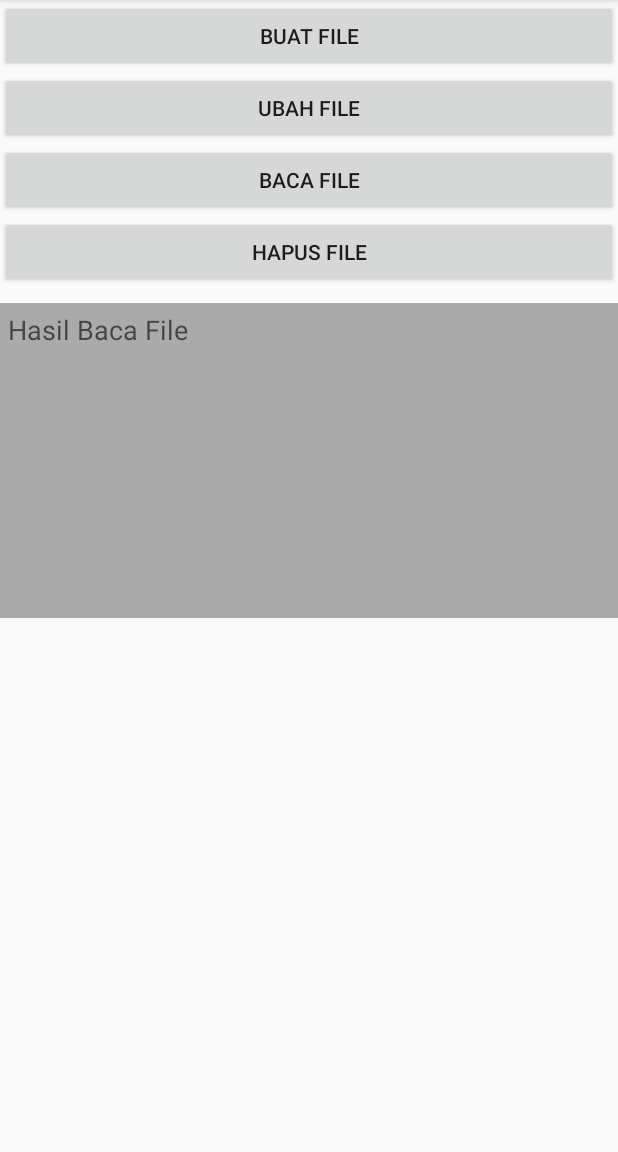
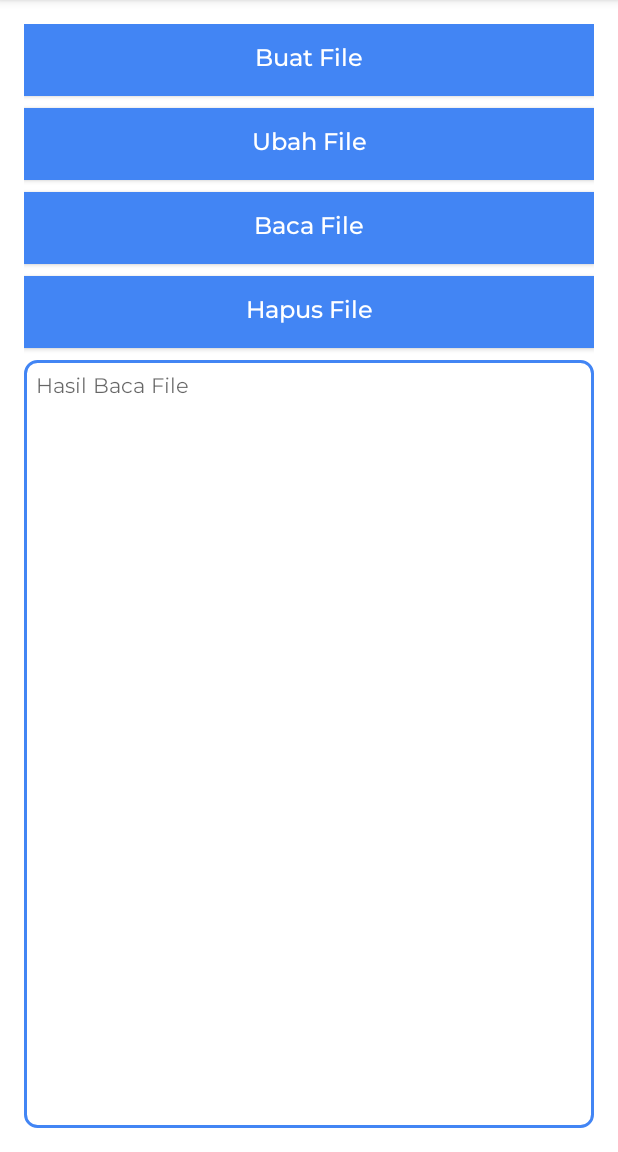
Before and after one commit to ZephyrInMyMind1/TaAndroid, an Android app: the InternalExternalActivity screen opened directly, with no data from a screen before it, on a phone screen of 412 x 824 dp, the part 84-1236 px from its top. Run offline under Robolectric (Android 15) with nearby library versions, the phone set to English and light mode, and no system bars.

Commit message:
mengubah sqllite dan file

```diff
--- /dev/null
+++ b/app/src/main/res/drawable/button_disabled.xml
@@ -0,0 +1,4 @@
+<shape xmlns:android="http://schemas.android.com/apk/res/android">
+    <solid android:color="#BDBDBD" />
+    <corners android:radius="8dp" />
+</shape>
--- /dev/null
+++ b/app/src/main/res/drawable/button_normal.xml
@@ -0,0 +1,4 @@
+<shape xmlns:android="http://schemas.android.com/apk/res/android">
+    <solid android:color="#4285F4" />
+    <corners android:radius="8dp" />
+</shape>
--- /dev/null
+++ b/app/src/main/res/drawable/button_pressed.xml
@@ -0,0 +1,4 @@
+<shape xmlns:android="http://schemas.android.com/apk/res/android">
+    <solid android:color="#375CA6" />
+    <corners android:radius="8dp" />
+</shape>
--- /dev/null
+++ b/app/src/main/res/drawable/edittext_bg.xml
@@ -0,0 +1,7 @@
+<shape xmlns:android="http://schemas.android.com/apk/res/android">
+    <solid android:color="@android:color/white" />
+    <corners android:radius="8dp" />
+    <stroke
+        android:width="2dp"
+        android:color="@color/google_blue" />
+</shape>
--- a/app/src/main/res/layout/activity_internal_external.xml
+++ b/app/src/main/res/layout/activity_internal_external.xml
@@ -1,46 +1,79 @@
 <?xml version="1.0" encoding="utf-8"?>
-<LinearLayout xmlns:android="http://schemas.android.com/apk/res/android"
-    xmlns:app="http://schemas.android.com/apk/res-auto"
+<LinearLayout
+    xmlns:android="http://schemas.android.com/apk/res/android"
     xmlns:tools="http://schemas.android.com/tools"
     android:layout_width="match_parent"
     android:layout_height="match_parent"
     android:orientation="vertical"
+    android:padding="16dp"
+    android:background="@android:color/background_light"
     tools:context=".InternalExternalActivity">
 
     <Button
         android:id="@+id/btnBuatFile"
         android:layout_width="match_parent"
         android:layout_height="wrap_content"
-        android:text="Buat File"/>
+        android:layout_marginBottom="8dp"
+        android:background="@color/google_blue"
+        android:elevation="4dp"
+        android:fontFamily="@font/montserrat_medium"
+        android:text="Buat File"
+        android:textAllCaps="false"
+        android:textColor="@android:color/white"
+        android:textSize="16sp" />
 
     <Button
         android:id="@+id/btnUbahFile"
         android:layout_width="match_parent"
         android:layout_height="wrap_content"
-        android:text="Ubah File"/>
+        android:layout_marginBottom="8dp"
+        android:background="@color/google_blue"
+        android:elevation="4dp"
+        android:fontFamily="@font/montserrat_medium"
+        android:text="Ubah File"
+        android:textAllCaps="false"
+        android:textColor="@android:color/white"
+        android:textSize="16sp" />
 
     <Button
         android:id="@+id/btnBacaFile"
         android:layout_width="match_parent"
         android:layout_height="wrap_content"
-        android:text="Baca File"/>
+        android:layout_marginBottom="8dp"
+        android:background="@color/google_blue"
+        android:elevation="4dp"
+        android:fontFamily="@font/montserrat_medium"
+        android:text="Baca File"
+        android:textAllCaps="false"
+        android:textColor="@android:color/white"
+        android:textSize="16sp" />
 
     <Button
         android:id="@+id/btnHapusFile"
         android:layout_width="match_parent"
         android:layout_height="wrap_content"
-        android:text="Hapus File"/>
+        android:layout_marginBottom="8dp"
+        android:background="@color/google_blue"
+        android:elevation="4dp"
+        android:fontFamily="@font/montserrat_medium"
+        android:text="Hapus File"
+        android:textAllCaps="false"
+        android:textColor="@android:color/white"
+        android:textSize="16sp" />
 
     <EditText
         android:id="@+id/textBaca"
         android:layout_width="match_parent"
-        android:layout_height="210dp"
+        android:layout_height="0dp"
+        android:layout_weight="1"
+        android:background="@drawable/edittext_bg"
+        android:ems="10"
+        android:fontFamily="@font/montserrat"
+        android:gravity="top|start"
+        android:hint="Hasil Baca File"
         android:inputType="textMultiLine"
-        android:background="@android:color/darker_gray"
-        android:ems="10"
-        android:gravity="left|top"
-        android:padding="5dp"
-        android:layout_marginTop="10dp"
-        android:hint="Hasil Baca File"/>
+        android:padding="8dp"
+        android:textColor="@android:color/black"
+        android:textSize="14sp" />
 
 </LinearLayout>
--- a/app/src/main/res/values/colors.xml
+++ b/app/src/main/res/values/colors.xml
@@ -15,4 +15,5 @@
     <color name="night_background">#262626</color>
     <color name="night_text">#FFFFFF</color>
     <color name="sea_blue">#375CA6</color>
+    <color name="google_blue">#4285F4</color>
 </resources>
```
Also changed, not shown: app/src/main/res/drawable/button_background.xml (added, +10 -0 lines), app/src/main/res/drawable/edittext_background.xml (added, +7 -0 lines), app/src/main/res/layout/activity_add_edit.xml (+29 -10 lines), app/src/main/res/layout/content_sqlite.xml (+6 -5 lines).
